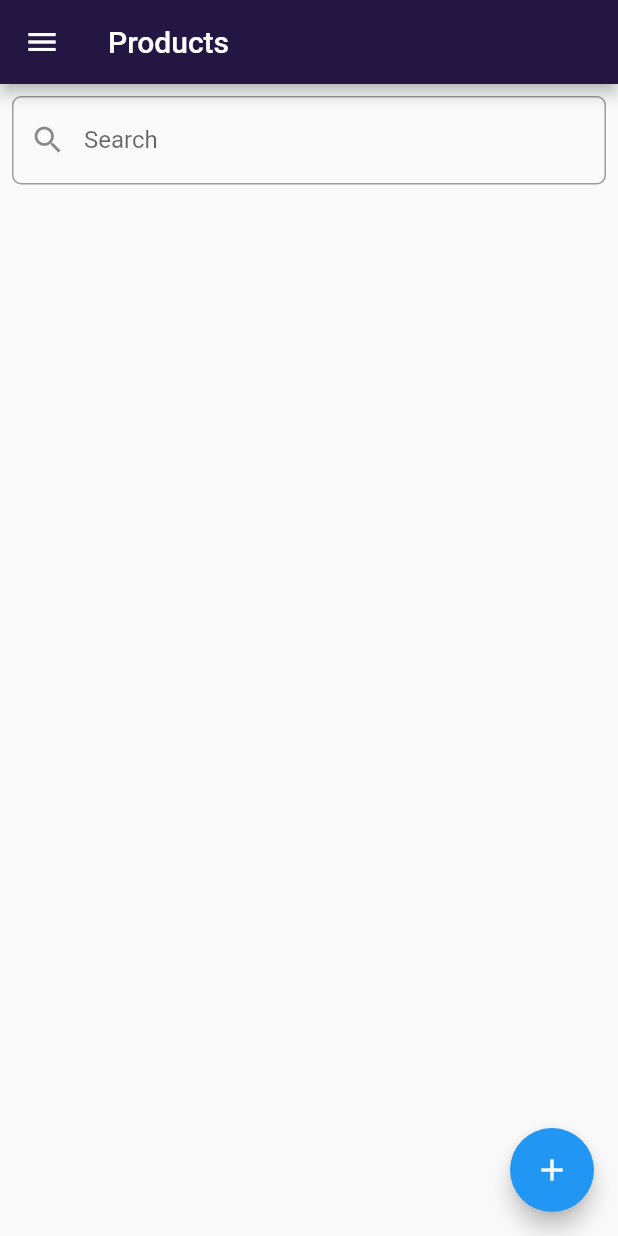
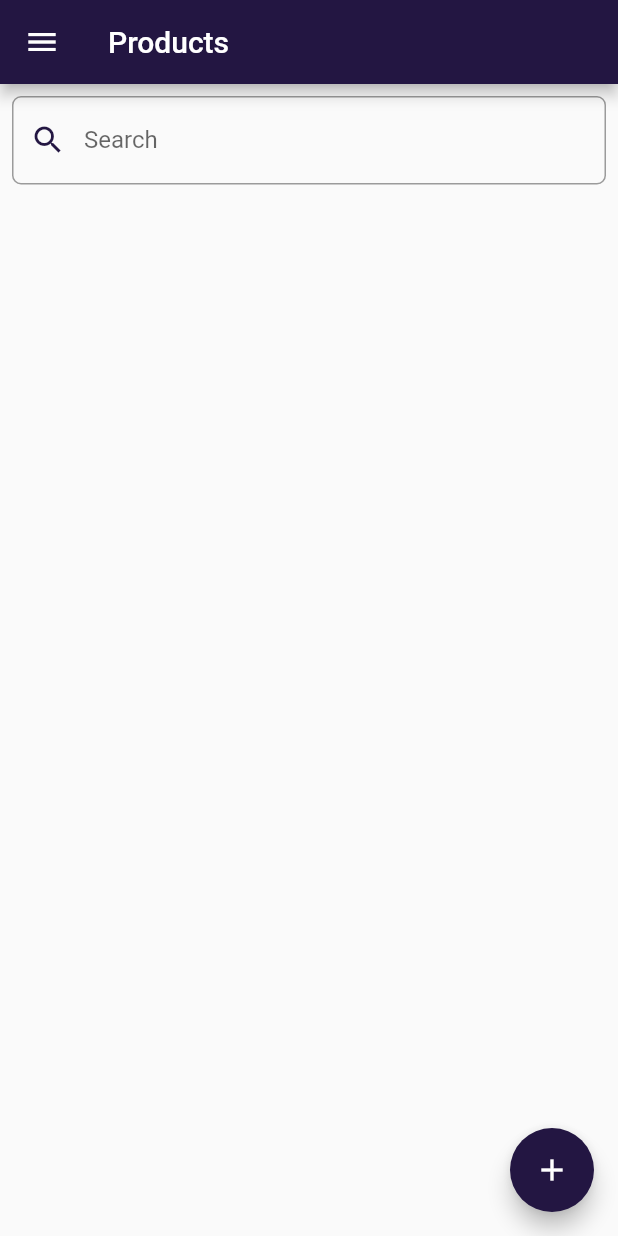
Before and after one commit to MihaiCraciun88/cash_register, a Flutter app: the screen it shows after launch, after a tap on "View Post Page", on a phone screen of 412 x 824 dp. Run offline on Flutter 3.47's test engine with Material 2 defaults, Android fonts, the phone set to English and light mode, and no system bars; missing offline and left inert: flutter_libserialport, sqlite_wrapper.

Commit message:
theme style

```diff
--- a/lib/main.dart
+++ b/lib/main.dart
@@ -21,6 +21,19 @@ class App extends StatelessWidget {
           secondary: const Color.fromRGBO(35, 22, 66, 1.0),
         ),
         primaryColor: const Color.fromRGBO(243, 111, 33, 1.0),
+        inputDecorationTheme:const InputDecorationTheme(
+          focusColor: Color.fromRGBO(35, 22, 66, 1.0),
+          prefixIconColor: Color.fromRGBO(35, 22, 66, 1.0),
+          floatingLabelStyle: TextStyle(color: Color.fromRGBO(35, 22, 66, 1.0)),
+          focusedBorder: OutlineInputBorder(
+            borderSide: BorderSide(
+                color: Color.fromRGBO(35, 22, 66, 1.0)
+            ),
+          )
+        ),
+        textSelectionTheme: const TextSelectionThemeData(
+          cursorColor: Color.fromRGBO(35, 22, 66, 1.0)
+        )
         // fontFamily: 'Georgia',
       ),
       navigatorKey: _mainNavigatorKey,
--- a/lib/pages/products.dart
+++ b/lib/pages/products.dart
@@ -78,9 +78,9 @@ class _ProductsPageState extends State<ProductsPage> {
           color: Colors.white,
           elevation: 2.0,
           child: ListTile(
-            leading: const CircleAvatar(
-              backgroundColor: Colors.blue,
-              child: Icon(Icons.keyboard_arrow_right),
+            leading: CircleAvatar(
+              backgroundColor: Theme.of(context).colorScheme.secondary,
+              child: const Icon(Icons.keyboard_arrow_right),
             ),
             title: Text('${item.name}, ${item.code}'),
             subtitle: Text('Price: ${item.price}, Vat: ${item.vatName} ${item.vatPercentage}%, Includes vat: ${item.vatIncluded}'),
@@ -130,7 +130,7 @@ class _ProductsPageState extends State<ProductsPage> {
         onPressed: () {
           productModal(context, Product(name:''), () => loadProducts());
         },
-        backgroundColor: Colors.blue,
+        backgroundColor: Theme.of(context).colorScheme.secondary,
         child: const Icon(Icons.add),
       ),
     );
--- a/lib/pages/tax_receipt.dart
+++ b/lib/pages/tax_receipt.dart
@@ -291,9 +291,9 @@ class ProductList extends StatelessWidget {
               color: Colors.white,
               elevation: 2.0,
               child: ListTile(
-                leading: const CircleAvatar(
-                  backgroundColor: Colors.blue,
-                  child: Icon(Icons.keyboard_arrow_right),
+                leading: CircleAvatar(
+                  backgroundColor: Theme.of(context).colorScheme.secondary,
+                  child: const Icon(Icons.keyboard_arrow_right),
                 ),
                 title: Row(
                   mainAxisAlignment: MainAxisAlignment.spaceBetween,
```
